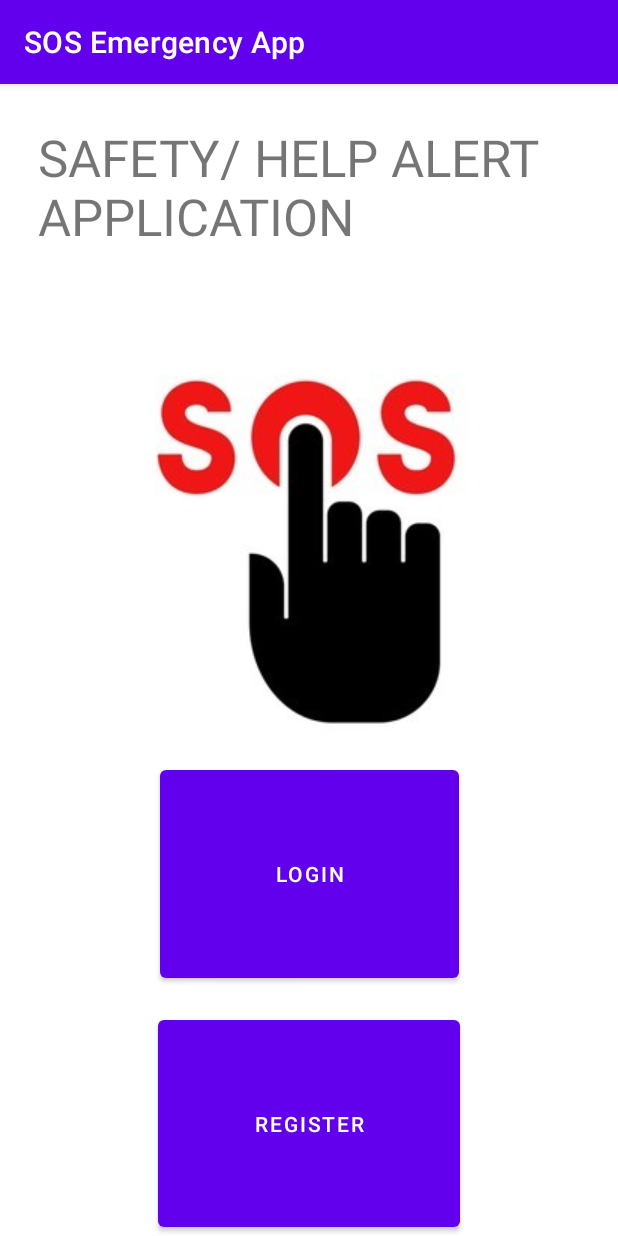
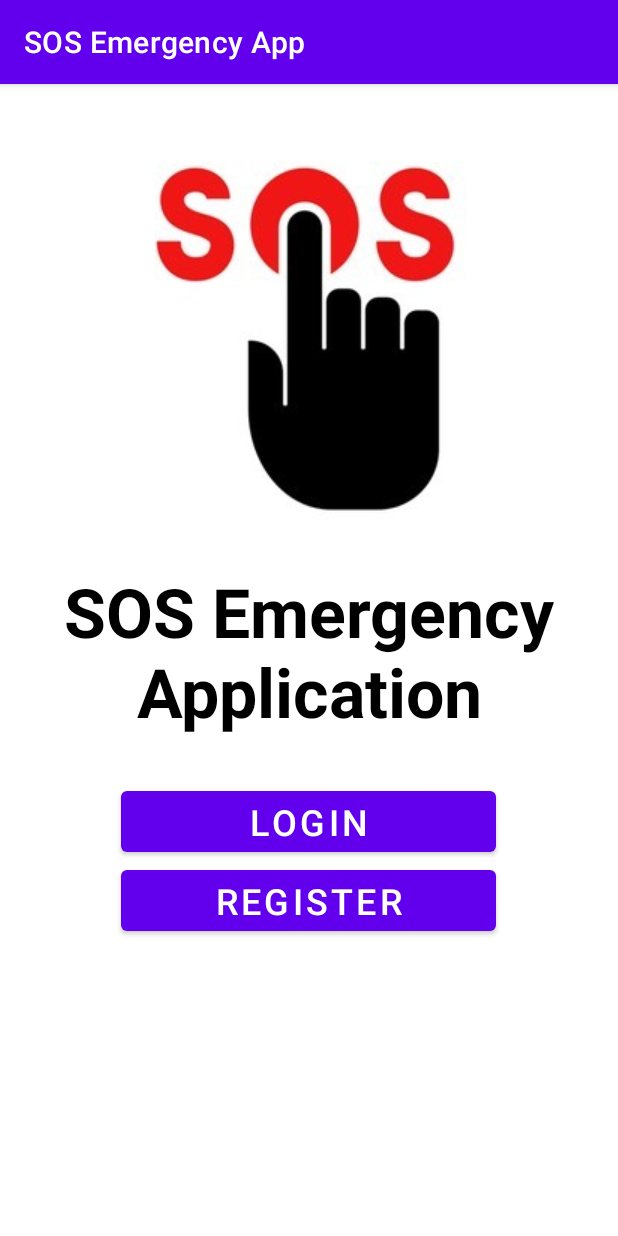
Before and after one commit to wsteo/mobileappdevelopment-miniproject-sosapp, an Android app: the LandingPage screen opened directly, with no data from a screen before it, on a phone screen of 412 x 824 dp. Run offline under Robolectric (Android 15) with nearby library versions, the light colour scheme and no system bars; 2 statements that could not run were skipped.

Commit message:
Update UI for LandingPage

```diff
--- a/app/src/main/res/layout/activity_main.xml
+++ b/app/src/main/res/layout/activity_main.xml
@@ -6,51 +6,46 @@
     android:layout_height="match_parent"
     tools:context=".LandingPage">
 
-    <Button
-        android:id="@+id/buttonLog"
-        android:layout_width="199dp"
-        android:layout_height="0dp"
-        android:layout_marginBottom="16dp"
-        android:text="LOGIN"
-        app:layout_constraintBottom_toTopOf="@+id/buttonRegistration"
-        app:layout_constraintEnd_toEndOf="parent"
-        app:layout_constraintStart_toStartOf="parent"
-        app:layout_constraintTop_toBottomOf="@+id/imageView" />
+    <LinearLayout
+        android:layout_width="match_parent"
+        android:layout_height="match_parent"
+        android:orientation="vertical"
+        android:layout_marginVertical="35dp">
 
-    <Button
-        android:id="@+id/buttonRegistration"
-        android:layout_width="201dp"
-        android:layout_height="0dp"
-        android:text="REGISTER"
-        app:layout_constraintBottom_toBottomOf="parent"
-        app:layout_constraintEnd_toEndOf="parent"
-        app:layout_constraintStart_toStartOf="parent"
-        app:layout_constraintTop_toBottomOf="@+id/buttonLog" />
+        <ImageView
+            android:id="@+id/imageView"
+            android:layout_width="wrap_content"
+            android:layout_height="wrap_content"
+            android:layout_gravity="center"
+            app:srcCompat="@drawable/press_sos_button_icon_260nw_165725543" />
 
-    <TextView
-        android:id="@+id/textView"
-        android:layout_width="0dp"
-        android:layout_height="0dp"
-        android:layout_marginStart="25dp"
-        android:layout_marginTop="26dp"
-        android:layout_marginEnd="25dp"
-        android:layout_marginBottom="1dp"
-        android:text="SAFETY/ HELP ALERT APPLICATION"
-        android:textSize="34sp"
-        app:layout_constraintBottom_toTopOf="@+id/imageView"
-        app:layout_constraintEnd_toEndOf="parent"
-        app:layout_constraintStart_toStartOf="parent"
-        app:layout_constraintTop_toTopOf="parent" />
+        <TextView
+            android:id="@+id/textView"
+            android:layout_width="wrap_content"
+            android:layout_height="wrap_content"
+            android:layout_gravity="center"
+            android:text="SOS Emergency Application"
+            android:textColor="@color/black"
+            android:textSize="45dp"
+            android:layout_marginVertical="30dp"
+            android:textStyle="bold"
+            android:textAlignment="center"/>
 
-    <ImageView
-        android:id="@+id/imageView"
-        android:layout_width="wrap_content"
-        android:layout_height="wrap_content"
-        android:layout_marginBottom="18dp"
-        app:layout_constraintBottom_toTopOf="@+id/buttonLog"
-        app:layout_constraintEnd_toEndOf="parent"
-        app:layout_constraintStart_toStartOf="parent"
-        app:layout_constraintTop_toBottomOf="@+id/textView"
-        app:srcCompat="@drawable/press_sos_button_icon_260nw_165725543" />
+        <Button
+            android:id="@+id/buttonLog"
+            android:layout_width="250dp"
+            android:layout_height="wrap_content"
+            android:text="LOGIN"
+            android:textSize="24dp"
+            android:layout_gravity="center"/>
+
+        <Button
+            android:id="@+id/buttonRegistration"
+            android:layout_width="250dp"
+            android:layout_height="wrap_content"
+            android:text="REGISTER"
+            android:textSize="24dp"
+            android:layout_gravity="center"/>
+    </LinearLayout>
 
 </androidx.constraintlayout.widget.ConstraintLayout>
```
